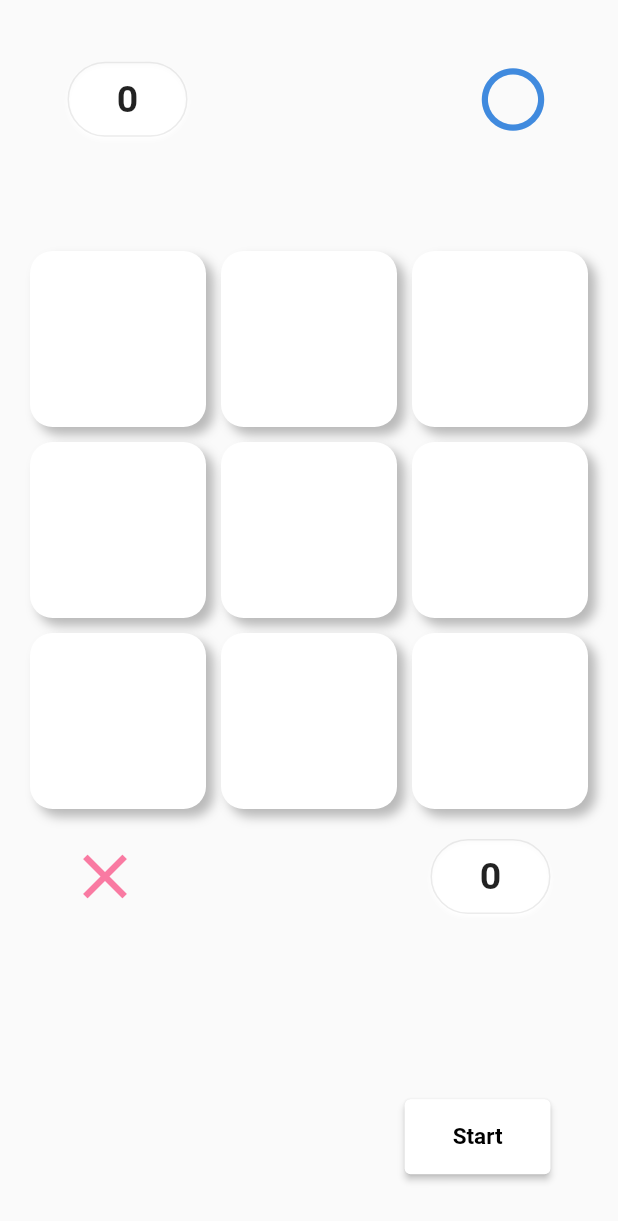
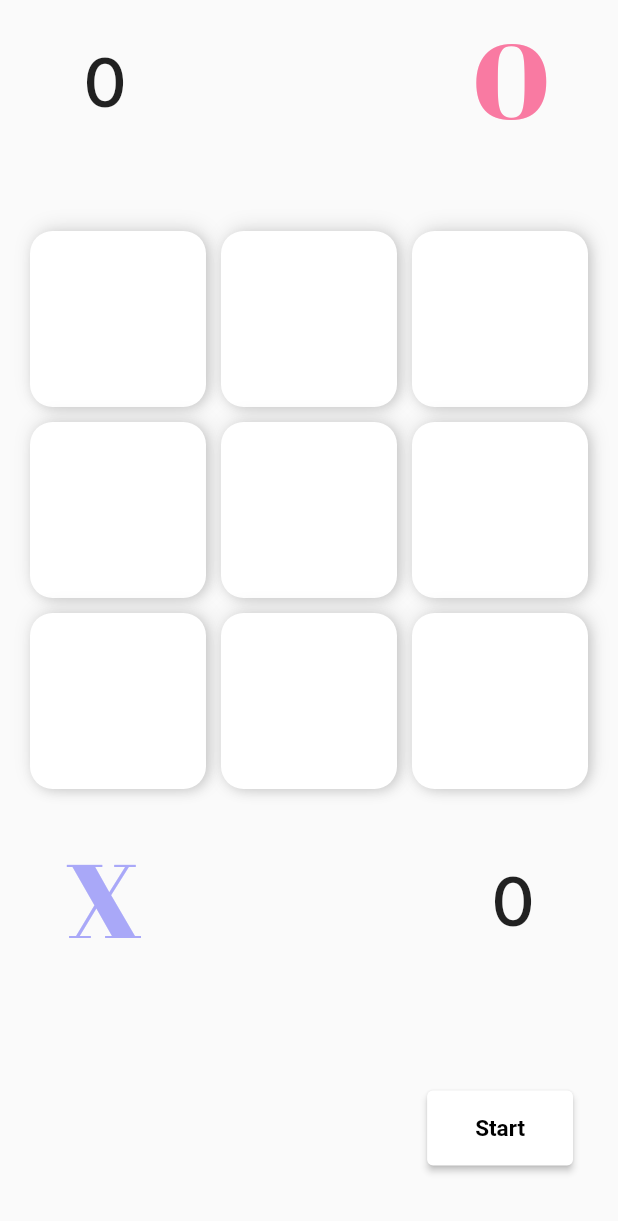
Before and after one commit to Rohit-2412/Tic-Tac-Toe, a Flutter app: the screen it shows after launch, after a tap on "Multiplayer", on a phone screen of 412 x 824 dp. Shown: the top 1221 px of the screen. Run offline on Flutter 3.47's test engine with Material 2 defaults, Android fonts, the phone set to English and light mode, and no system bars; our stand-ins replace google_fonts.

Commit message:
ui fixes and app icon

```diff
--- a/lib/screens/home_screen.dart
+++ b/lib/screens/home_screen.dart
@@ -1,6 +1,7 @@
 import 'package:flutter/material.dart';
 import 'package:flutter/src/widgets/framework.dart';
 import 'package:flutter/src/widgets/placeholder.dart';
+import 'package:google_fonts/google_fonts.dart';
 import 'package:tic_tac_toe/constants/colors.dart';
 import 'package:tic_tac_toe/utils/gradient_text.dart';
 
@@ -14,8 +15,8 @@ class HomeScreen extends StatelessWidget {
         decoration: const BoxDecoration(
             gradient: LinearGradient(
           colors: [
-            Color(0xffF78418),
-            Color(0xffF8565D),
+            Color(0xcfdf9fff),
+            Color(0xe2ebf0ff),
           ],
           begin: Alignment.topCenter,
           end: Alignment.bottomCenter,
@@ -25,73 +26,88 @@ class HomeScreen extends StatelessWidget {
         child: SafeArea(
           child: Column(
             mainAxisAlignment: MainAxisAlignment.center,
+            crossAxisAlignment: CrossAxisAlignment.center,
             children: [
-              const SizedBox(height: 20),
-
               //header
-              const Text(
+              Text(
                 'Tic Tac Toe',
-                style: TextStyle(
-                    fontSize: 60,
+                style: GoogleFonts.pacifico(
+                    fontSize: 70,
                     fontWeight: FontWeight.w600,
-                    color: Colors.white),
+                    color: Colors.deepPurple[400]),
               ),
-              const SizedBox(height: 40),
+              const SizedBox(height: 30),
 
               // image
               Image.asset(
                 'assets/logo.png',
                 height: 175,
                 width: 175,
-                color: Colors.white,
+                color: Colors.redAccent,
               ),
 
               const SizedBox(height: 50),
 
               // player vs computer
               SizedBox(
-                width: 300,
+                width: 275,
                 height: 60,
                 child: OutlinedButton(
                     style: OutlinedButton.styleFrom(
-                    backgroundColor: Colors.white,
+                      backgroundColor: Colors.pinkAccent,
                       shape: RoundedRectangleBorder(
-                      borderRadius: BorderRadius.circular(50),
+                        borderRadius: BorderRadius.circular(20),
                       ),
                     ),
                     onPressed: () {
                       // move to single player game screen when pressed
-                    Navigator.pushNamed(context, '/singleplayer');
+                      Navigator.pushNamed(context, "/singleplayer");
                     },
-                  child: const Text(
+                    child: Text(
                       "Single Player",
-                    style: TextStyle(fontSize: 20, color: Colors.black),
-                  ),
-                ),
+                      style: GoogleFonts.questrial(
+                          fontSize: 40, color: Colors.white),
+                    )),
               ),
 
               const SizedBox(height: 20),
 
               // player vs player
-              SizedBox(
-                width: 300,
+              Container(
+                width: 275,
                 height: 60,
+                decoration: BoxDecoration(
+                  border: Border.all(
+                    color: Colors.black,
+                    width: 2,
+                  ),
+                  borderRadius: BorderRadius.circular(20),
+                ),
                 child: OutlinedButton(
                   style: OutlinedButton.styleFrom(
                     backgroundColor: Colors.white,
                     shape: RoundedRectangleBorder(
-                      borderRadius: BorderRadius.circular(50),
+                      borderRadius: BorderRadius.circular(20),
                     ),
                   ),
                   onPressed: () {
                     // move to multiplayer game screen when pressed
                     Navigator.pushNamed(context, '/multiplayer');
                   },
-                  child: const Text(
+                  child: Text(
                     "Multiplayer",
-                    style: TextStyle(fontSize: 20, color: Colors.black),
+                    style: GoogleFonts.questrial(
+                        fontSize: 40, color: Colors.black),
                   ),
                 ),
+              ),
+              const SizedBox(height: 50),
+              Text(
+                "Made by Rohit",
+                style: GoogleFonts.cinzel(
+                    fontSize: 50,
+                    color: Colors.black,
+                    fontWeight: FontWeight.w600),
               ),
             ],
           ),
--- a/lib/screens/multiplayer_game_screen.dart
+++ b/lib/screens/multiplayer_game_screen.dart
@@ -3,6 +3,8 @@ import 'dart:async';
 import 'package:flutter/material.dart';
 import 'package:tic_tac_toe/constants/colors.dart';
 import 'package:tic_tac_toe/utils/gradient_text.dart';
+
+import 'package:google_fonts/google_fonts.dart';
 
 class MultiplayerGameScreen extends StatefulWidget {
   const MultiplayerGameScreen({super.key});
@@ -30,69 +32,51 @@ class _MultiplayerGameScreenState extends State<MultiplayerGameScreen> {
       // backgroundColor: Colors.white,
       body: SafeArea(
         child: Container(
-        padding: const EdgeInsets.symmetric(vertical: 0, horizontal: 15),
+          padding: const EdgeInsets.symmetric(vertical: 5, horizontal: 15),
           child: Column(
             children: [
-            Expanded(
-              flex: 1,
-              child: Container(
+              Container(
                 margin: const EdgeInsets.symmetric(horizontal: 30),
                 child: Row(
                   mainAxisAlignment: MainAxisAlignment.spaceBetween,
                   children: [
                     // score in a box with border
-                    Container(
+                    SizedBox(
                       height: 50,
-                      width: 80,
-                      decoration: BoxDecoration(
-                        borderRadius: BorderRadius.circular(50),
-                        border: Border.all(color: Colors.grey.withOpacity(.2)),
-                        boxShadow: const [
-                          BoxShadow(
-                              blurRadius: 2,
-                              offset: Offset(0, 2),
-                              color: Colors.white)
-                        ],
-                      ),
+                      width: 50,
                       child: Center(
                         child: Text(
                           oScore.toString(),
-                        style: const TextStyle(
-                            fontSize: 25, fontWeight: FontWeight.bold),
-                      )),
+                          style: GoogleFonts.inter(
+                              fontSize: 45, fontWeight: FontWeight.w500),
+                        ),
+                      ),
                     ),
 
                     // image and name
                     Column(
                       mainAxisAlignment: MainAxisAlignment.center,
-                      children: const [
-                        // image
-                        // o image
-                        Icon(
-                          Icons.circle_outlined,
-                          size: 50,
-                          color: CustomColors.firstGradientColor,
+                      children: [
+                        Text(
+                          "O",
+                          style: GoogleFonts.abrilFatface(
+                            fontSize: 70,
+                            color: CustomColors.redColor,
                           ),
-                        //name
-                        // Text(
-                        //   'Player 1',
-                        //   style: TextStyle(
-                        //       fontSize: 25,
-                        //       color: Colors.black,
-                        //       fontWeight: FontWeight.bold),
-                        // )
+                        )
                       ],
                     )
                   ],
                 ),
               ),
-            ),
-            const SizedBox(height: 30),
+              const SizedBox(height: 50),
               // board
               Expanded(
                 flex: 3,
+                // height: MediaQuery.of(context).size.height - 450,
                 child: GridView.builder(
                   itemCount: 9,
+                  scrollDirection: Axis.vertical,
                   gridDelegate: const SliverGridDelegateWithFixedCrossAxisCount(
                       crossAxisCount: 3),
                   itemBuilder: (context, index) {
@@ -109,26 +93,26 @@ class _MultiplayerGameScreenState extends State<MultiplayerGameScreen> {
                                 : null,
                             boxShadow: const [
                               BoxShadow(
-                                color: Colors.black26,
+                                color: Colors.black12,
+                                blurRadius: 10,
+                                offset: Offset(2, -2),
+                              ),
+                              BoxShadow(
+                                color: Colors.black12,
                                 blurRadius: 5,
-                                offset: Offset(5, 5))
+                                offset: Offset(2, 2),
+                              )
                             ],
                             color: Colors.white),
                         child: Center(
-                        child: GradientText(
+                          child: Text(
                             list[index],
-                          style: const TextStyle(fontSize: 40),
-                          gradient: (list[index] == 'O')
-                              ? LinearGradient(colors: [
-                                  CustomColors.redColor1,
-                                  CustomColors.redColor2,
-                                  CustomColors.redColor1,
-                                  CustomColors.redColor2,
-                                ])
-                              : LinearGradient(colors: [
-                                  CustomColors.blueColor,
-                                  CustomColors.blueColor1,
-                                ]),
+                            style: GoogleFonts.varelaRound(
+                                fontSize: 60,
+                                fontWeight: FontWeight.w900,
+                                color: (list[index] == 'O')
+                                    ? CustomColors.redColor
+                                    : CustomColors.blueColor),
                           ),
                         ),
                       ),
@@ -138,7 +122,6 @@ class _MultiplayerGameScreenState extends State<MultiplayerGameScreen> {
               ),
 
               Expanded(
-              flex: 1,
                 child: Container(
                   margin: const EdgeInsets.symmetric(horizontal: 30),
                   child: Column(
@@ -152,41 +135,25 @@ class _MultiplayerGameScreenState extends State<MultiplayerGameScreen> {
                             children: [
                               // image
                               // o image
-                            Icon(
-                              Icons.close_outlined,
-                              size: 50,
-                              color: CustomColors.redColor,
+                              Text(
+                                "X",
+                                style: GoogleFonts.abrilFatface(
+                                  fontSize: 70,
+                                  color: CustomColors.blueColor,
                                 ),
-                            //name
-                            // const Text(
-                            //   'Player 2',
-                            //   style: TextStyle(
-                            //       fontSize: 25,
-                            //       color: Colors.black,
-                            //       fontWeight: FontWeight.bold),
-                            // )
+                              )
                             ],
                           ),
-                        Container(
+                          SizedBox(
                             height: 50,
-                          width: 80,
-                          decoration: BoxDecoration(
-                            borderRadius: BorderRadius.circular(50),
-                            border:
-                                Border.all(color: Colors.grey.withOpacity(.2)),
-                            boxShadow: const [
-                              BoxShadow(
-                                  blurRadius: 2,
-                                  offset: Offset(0, 2),
-                                  color: Colors.white)
-                            ],
-                          ),
+                            width: 50,
                             child: Center(
                               child: Text(
                                 xScore.toString(),
-                            style: const TextStyle(
-                                fontSize: 25, fontWeight: FontWeight.bold),
-                          )),
+                                style: GoogleFonts.inter(
+                                    fontSize: 45, fontWeight: FontWeight.w500),
+                              ),
+                            ),
                           ),
                         ],
                       )
@@ -195,31 +162,11 @@ class _MultiplayerGameScreenState extends State<MultiplayerGameScreen> {
                 ),
               ),
 
-            // Expanded(
-            //   flex: 1,
-            //   child: Center(
-            //     child: Column(
-            //       mainAxisAlignment: MainAxisAlignment.center,
-            //       children: [
-            //         Text(
-            //           result.isNotEmpty ? "Result: $result" : "",
-            //           style: const TextStyle(
-            //               fontSize: 25,
-            //               color: Colors.pinkAccent,
-            //               fontWeight: FontWeight.w500),
-            //         ),
-            //         const SizedBox(height: 20),
-            //         buildTimer()
-            //       ],
-            //     ),
-            //   ),
-            // ),
-
               Expanded(
-              flex: 1,
                 child: Container(
                   height: 50,
-                margin: const EdgeInsets.symmetric(horizontal: 30, vertical: 5),
+                  margin:
+                      const EdgeInsets.symmetric(horizontal: 15, vertical: 5),
                   child: Row(
                     mainAxisAlignment: MainAxisAlignment.spaceBetween,
                     children: [
@@ -229,7 +176,7 @@ class _MultiplayerGameScreenState extends State<MultiplayerGameScreen> {
                             fontSize: 30,
                             color: result == 'O Wins'
                                 ? Colors.pinkAccent
-                              : Colors.blueAccent,
+                                : Colors.deepPurpleAccent,
                             fontWeight: FontWeight.w600),
                       ),
                       buildTimer(),
@@ -240,7 +187,8 @@ class _MultiplayerGameScreenState extends State<MultiplayerGameScreen> {
             ],
           ),
         ),
-    ));
+      ),
+    );
   }
 
   Widget buildTimer() {
```
Also changed, not shown: lib/screens/single_player_game_screen.dart (+29 -58 lines), pubspec.yaml (+19 -0 lines), assets/tic-tac-toe.png (added), pubspec.lock, 41 other files. Lines whose indentation alone changed are shown as unchanged.
